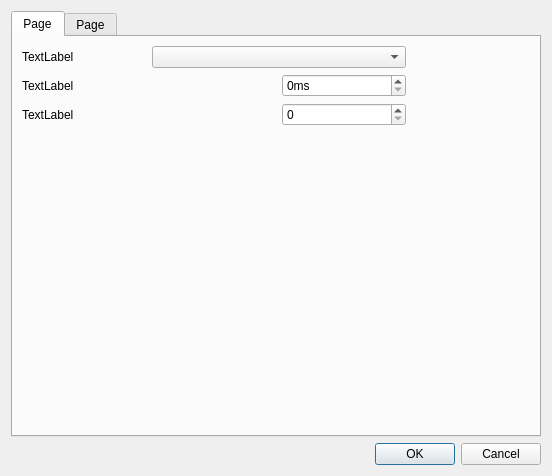
This is src/mufsettings_w.ui in MuffyPuff/StrahCalc as Qt 5 draws it before an edit. The edited form follows.
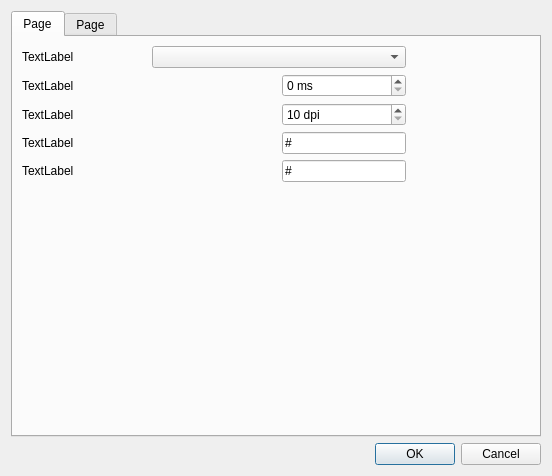
This is the edited form.

Patch:
```diff
--- a/src/mufsettings_w.ui
+++ b/src/mufsettings_w.ui
@@ -52,7 +52,7 @@
          <item row="0" column="1" colspan="2">
           <widget class="QComboBox" name="lang_v"/>
          </item>
-         <item row="3" column="2">
+         <item row="5" column="2">
           <spacer name="horizontalSpacer_4">
            <property name="orientation">
             <enum>Qt::Horizontal</enum>
@@ -65,7 +65,7 @@
            </property>
           </spacer>
          </item>
-         <item row="3" column="0">
+         <item row="5" column="0">
           <spacer name="horizontalSpacer_3">
            <property name="orientation">
             <enum>Qt::Horizontal</enum>
@@ -78,7 +78,7 @@
            </property>
           </spacer>
          </item>
-         <item row="3" column="1">
+         <item row="5" column="1">
           <spacer name="horizontalSpacer_2">
            <property name="orientation">
             <enum>Qt::Horizontal</enum>
@@ -101,7 +101,7 @@
          <item row="1" column="2">
           <widget class="QSpinBox" name="timeout_v">
            <property name="suffix">
-            <string>ms</string>
+            <string> ms</string>
            </property>
            <property name="minimum">
             <number>0</number>
@@ -114,6 +114,32 @@
            </property>
           </widget>
          </item>
+         <item row="3" column="0">
+          <widget class="QLabel" name="color_l">
+           <property name="text">
+            <string>TextLabel</string>
+           </property>
+          </widget>
+         </item>
+         <item row="2" column="2">
+          <widget class="QSpinBox" name="dpi_v">
+           <property name="suffix">
+            <string> dpi</string>
+           </property>
+           <property name="prefix">
+            <string/>
+           </property>
+           <property name="minimum">
+            <number>10</number>
+           </property>
+           <property name="maximum">
+            <number>100000000</number>
+           </property>
+           <property name="singleStep">
+            <number>10</number>
+           </property>
+          </widget>
+         </item>
          <item row="1" column="0">
           <widget class="QLabel" name="timeout_l">
            <property name="text">
@@ -128,8 +154,29 @@
            </property>
           </widget>
          </item>
-         <item row="2" column="2">
-          <widget class="QSpinBox" name="dpi_v"/>
+         <item row="4" column="0">
+          <widget class="QLabel" name="bg_color_l">
+           <property name="text">
+            <string>TextLabel</string>
+           </property>
+          </widget>
+         </item>
+         <item row="3" column="2">
+          <widget class="QLineEdit" name="color_v">
+           <property name="inputMask">
+            <string>\#HHHhhhhh</string>
+           </property>
+           <property name="placeholderText">
+            <string/>
+           </property>
+          </widget>
+         </item>
+         <item row="4" column="2">
+          <widget class="QLineEdit" name="bg_color_v">
+           <property name="inputMask">
+            <string>\#HHHhhhhh</string>
+           </property>
+          </widget>
          </item>
         </layout>
        </item>
```
